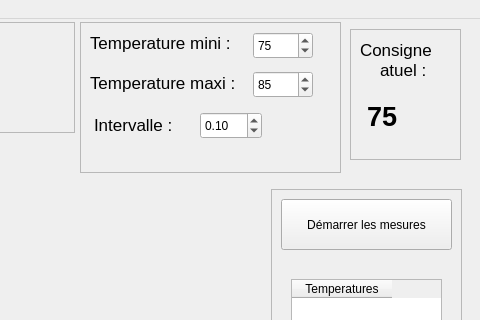
This is src/mainwindow.ui in ludovicl/Examesure-Linux as Qt 5 draws it before an edit; both pictures show x 170 to 650 and y 0 to 320 of the 650 by 500 pixel window. The edited form follows.
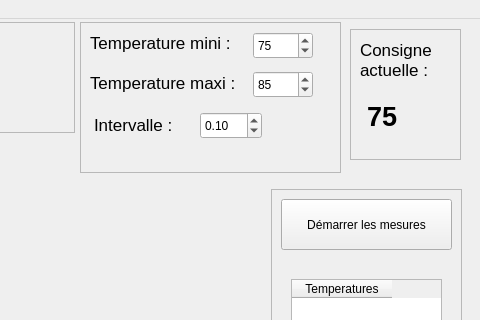
This is the edited form.

```diff
--- a/src/mainwindow.ui
+++ b/src/mainwindow.ui
@@ -276,9 +276,9 @@
    <widget class="QLabel" name="label_7">
     <property name="geometry">
      <rect>
-      <x>550</x>
+      <x>530</x>
       <y>40</y>
-      <width>61</width>
+      <width>80</width>
       <height>21</height>
      </rect>
     </property>
@@ -288,7 +288,7 @@
      </font>
     </property>
     <property name="text">
-     <string>atuel :</string>
+     <string>actuelle :</string>
     </property>
    </widget>
    <widget class="QFrame" name="frame_4">
```
Left out of the diff: 10 changed lines with no effect on the pictures.
